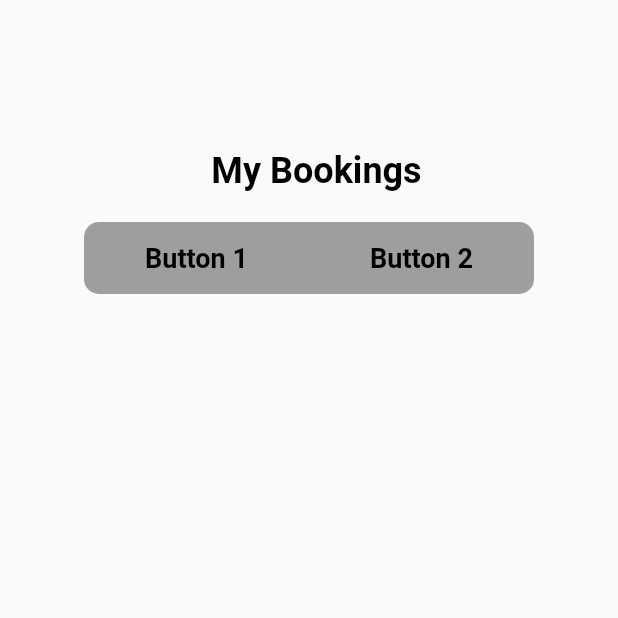
After one commit to Harshit2229/flutterapp, a Flutter app: the My_bookings screen opened directly, on a phone screen of 412 x 824 dp, the top half of it. The commit adds this screen. Run offline on Flutter 3.47's test engine with Material 2 defaults, Android fonts, the phone set to English and light mode, and no system bars.

Commit message:
added my_bookings.dart file

```diff
--- a/lib/Add_vehicle.dart
+++ b/lib/Add_vehicle.dart
@@ -1,4 +1,6 @@
 import 'package:flutter/material.dart';
+import 'package:flutterapp/My_bookings.dart';
+
 
 void main() {
   runApp(AddVehiclePage());
@@ -82,10 +84,10 @@ class _ScrollableRowOfBoxesState extends State<ScrollableRowOfBoxes> {
               ),
             ),
             const SizedBox(height: 20),
-            SingleChildScrollView(
+            const SingleChildScrollView(
               scrollDirection: Axis.horizontal,
               child: Padding(
-                padding: const EdgeInsets.symmetric(horizontal: 10),
+                padding: EdgeInsets.symmetric(horizontal: 10),
                 child: Row(
                   crossAxisAlignment: CrossAxisAlignment.start,
                   children: <Widget>[
@@ -93,17 +95,17 @@ class _ScrollableRowOfBoxesState extends State<ScrollableRowOfBoxes> {
                       image: 'assets/Sedan.png',
                       text: 'Sedan',
                     ),
-                    const SizedBox(width: 10),
+                    SizedBox(width: 10),
                     BoxItem(
                       image: 'assets/SUV.png',
                       text: 'SUV',
                     ),
-                    const SizedBox(width: 10),
+                    SizedBox(width: 10),
                     BoxItem(
                       image: 'assets/Hatchback.png',
                       text: 'Hatchback',
                     ),
-                    const SizedBox(width: 10),
+                    SizedBox(width: 10),
                     BoxItem(
                       image: 'assets/Pickup.png',
                       text: 'Pickup',
@@ -192,10 +194,11 @@ class _ScrollableRowOfBoxesState extends State<ScrollableRowOfBoxes> {
                     ),
                     onPressed: isSaveButtonEnabled()
                         ? () {
+                      Navigator.push(
+                        context,
+                        MaterialPageRoute(builder: (context) => My_bookings(),
+                        ));
                       // Form is valid, perform save operation
-                      print('Save button pressed');
-                      print('Vehicle Name: $vehicleName');
-                      print('Color: $vehicleColor');
                     }
                         : null, // Disable the button if text fields are empty
                     child: const Text('Save'),
--- /dev/null
+++ b/lib/My_bookings.dart
@@ -0,0 +1,111 @@
+import 'package:flutter/material.dart';
+
+class My_bookings extends StatefulWidget {
+  const My_bookings({Key? key});
+
+  @override
+  _My_bookingsState createState() => _My_bookingsState();
+}
+
+class _My_bookingsState extends State<My_bookings> {
+  bool _isButton1Selected = false;
+  bool _isButton2Selected = false;
+
+  @override
+  Widget build(BuildContext context) {
+    return Scaffold(
+      body: SingleChildScrollView(
+        child: Column(
+          mainAxisAlignment: MainAxisAlignment.center,
+          crossAxisAlignment: CrossAxisAlignment.center,
+          children: [
+            Padding(
+              padding: EdgeInsets.fromLTRB(30.0, 100.0, 20.0, 20.0),
+              child: Center(
+                child: Text(
+                  'My Bookings',
+                  style: TextStyle(
+                    color: Colors.black,
+                    fontSize: 24.0,
+                    fontWeight: FontWeight.bold,
+                  ),
+                ),
+              ),
+            ),
+            SizedBox(
+              width: 300.0,
+              height: 48.0,
+              child: Container(
+                decoration: BoxDecoration(
+                  color: Colors.grey,
+                  borderRadius: BorderRadius.circular(10.0),
+                ),
+                child: Row(
+                  children: [
+                    Expanded(
+                      child: GestureDetector(
+                        onTap: () {
+                          setState(() {
+                            _isButton1Selected = !_isButton1Selected;
+                            _isButton2Selected = false;
+                          });
+                        },
+                        child: Container(
+                          width: 100.0, // Adjust the width as desired
+                          height: 32.0, // Adjust the height as desired
+                          decoration: BoxDecoration(
+                            color: _isButton1Selected ? Colors.blue : Colors.transparent,
+                            borderRadius: BorderRadius.circular(10.0),
+                          ),
+                          child: Center(
+                            child: Text(
+                              'Button 1',
+                              style: TextStyle(
+                                color: _isButton1Selected ? Colors.white : Colors.black,
+                                fontSize: 18.0,
+                                fontWeight: FontWeight.bold,
+                              ),
+                            ),
+                          ),
+                        ),
+                      ),
+                    ),
+
+                    Expanded(
+                      child: GestureDetector(
+                        onTap: () {
+                          setState(() {
+                            _isButton1Selected = false;
+                            _isButton2Selected = !_isButton2Selected;
+                          });
+                        },
+                        child: Container(
+                          width: 100.0, // Adjust the width as desired
+                          height: 32.0,
+                          decoration: BoxDecoration(
+                            color: _isButton2Selected ? Colors.blue : Colors.transparent,
+                            borderRadius: BorderRadius.circular(10.0),
+                          ),
+                          child: Center(
+                            child: Text(
+                              'Button 2',
+                              style: TextStyle(
+                                color: _isButton2Selected ? Colors.white : Colors.black,
+                                fontSize: 18.0,
+                                fontWeight: FontWeight.bold,
+                              ),
+                            ),
+                          ),
+                        ),
+                      ),
+                    ),
+                  ],
+                ),
+              ),
+            ),
+          ],
+        ),
+      ),
+    );
+  }
+}
```
Also changed, not shown: 1 other file.
